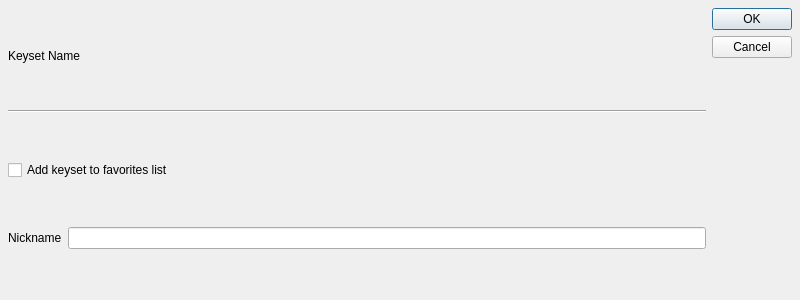
Above: dialogs/pireditkeysetdialog.ui from jpietrzak8/Pierogi before the change. Below: the same form after it.
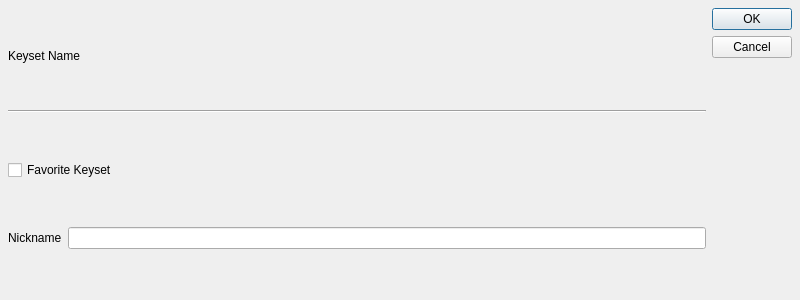
That is the form after the change.

What changed in the file:
```diff
--- a/dialogs/pireditkeysetdialog.ui
+++ b/dialogs/pireditkeysetdialog.ui
@@ -48,7 +48,7 @@
      <item>
       <widget class="QCheckBox" name="addToFavoritesCheckBox">
        <property name="text">
-        <string>Add keyset to favorites list</string>
+        <string>Favorite Keyset</string>
        </property>
       </widget>
      </item>
```
